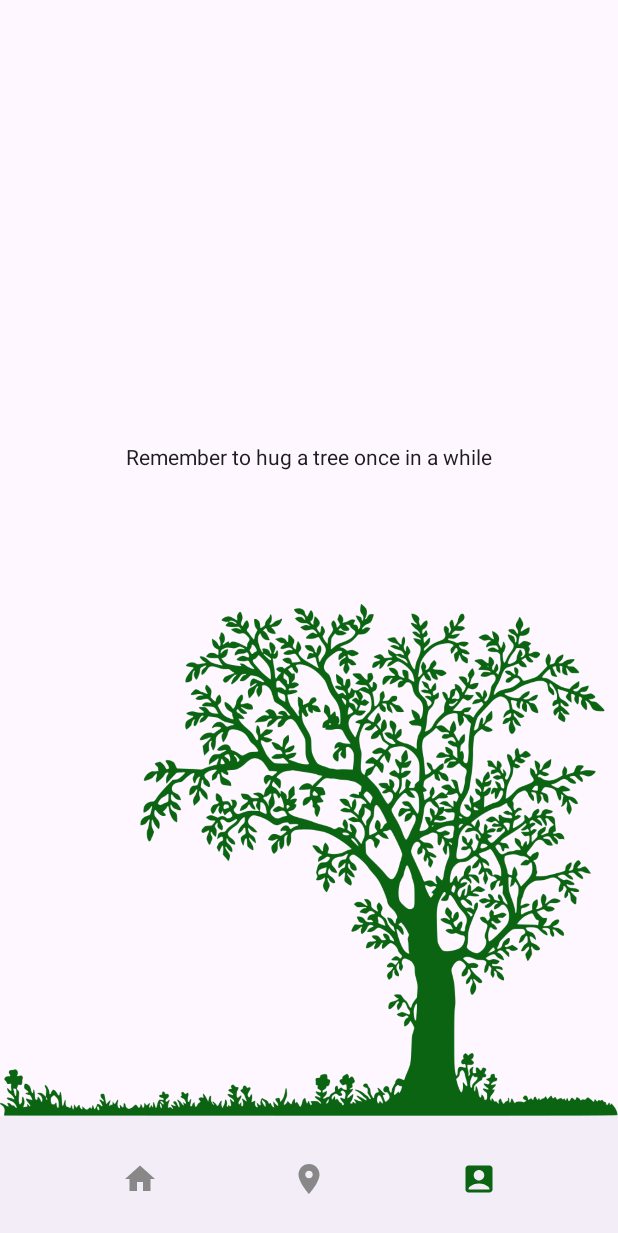
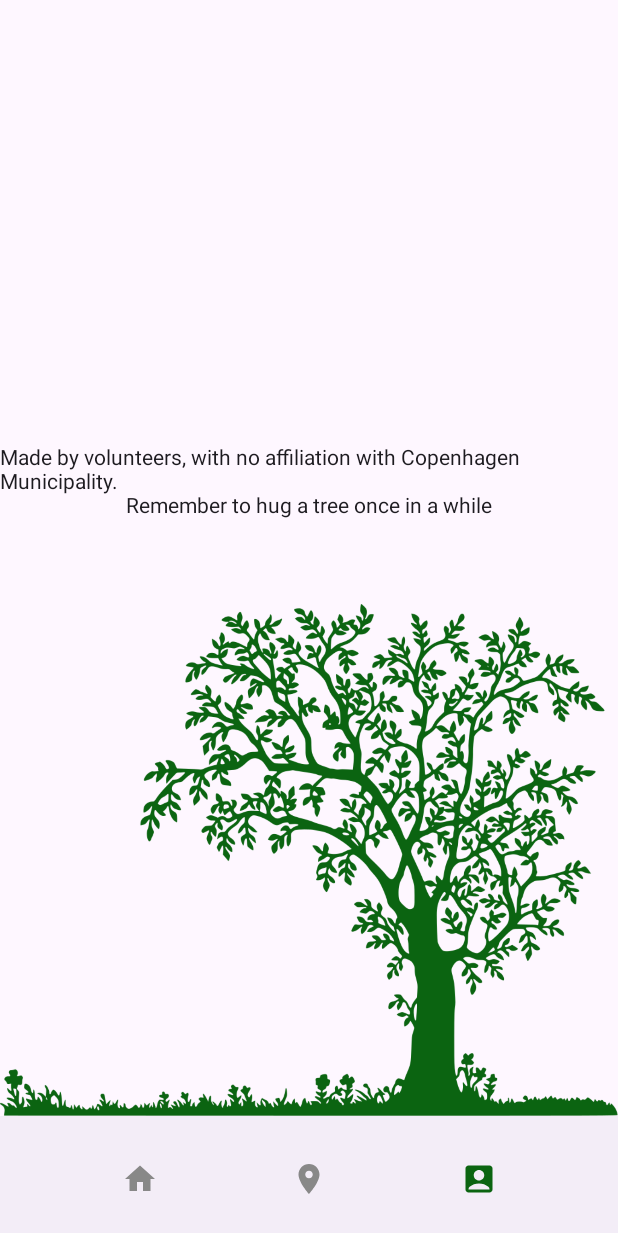
Before and after one commit to majornuts/treehugger, an Android app built with Jetpack Compose: the About screen opened through its navigation route, on a phone screen of 412 x 824 dp. Shown: the top 1233 px of the screen. Run offline under Robolectric (Android 15) with nearby library versions, the phone set to English and light mode, and no system bars; network calls fail.

Commit message:
policy change required to publish

```diff
--- a/app/build.gradle
+++ b/app/build.gradle
@@ -12,7 +12,7 @@ android {
         applicationId "dk.hug.treehugger"
         minSdkVersion 21
         targetSdkVersion 35
-        versionCode 12
+        versionCode 13
         versionName "1.5.0"
     }
 
--- a/app/src/main/java/dk/hug/treehugger/compose/ScreenAbout.kt
+++ b/app/src/main/java/dk/hug/treehugger/compose/ScreenAbout.kt
@@ -22,9 +22,14 @@ fun ScreenAbout() {
 
         Spacer(modifier = Modifier.fillMaxHeight(0.4f))
         Text(
+            text = "Made by volunteers, with no affiliation with Copenhagen Municipality.",
+            modifier = Modifier.align(Alignment.CenterHorizontally)
+        )
+        Text(
             text = "Remember to hug a tree once in a while",
             modifier = Modifier.align(Alignment.CenterHorizontally)
         )
+
 
 
         Row(
```
